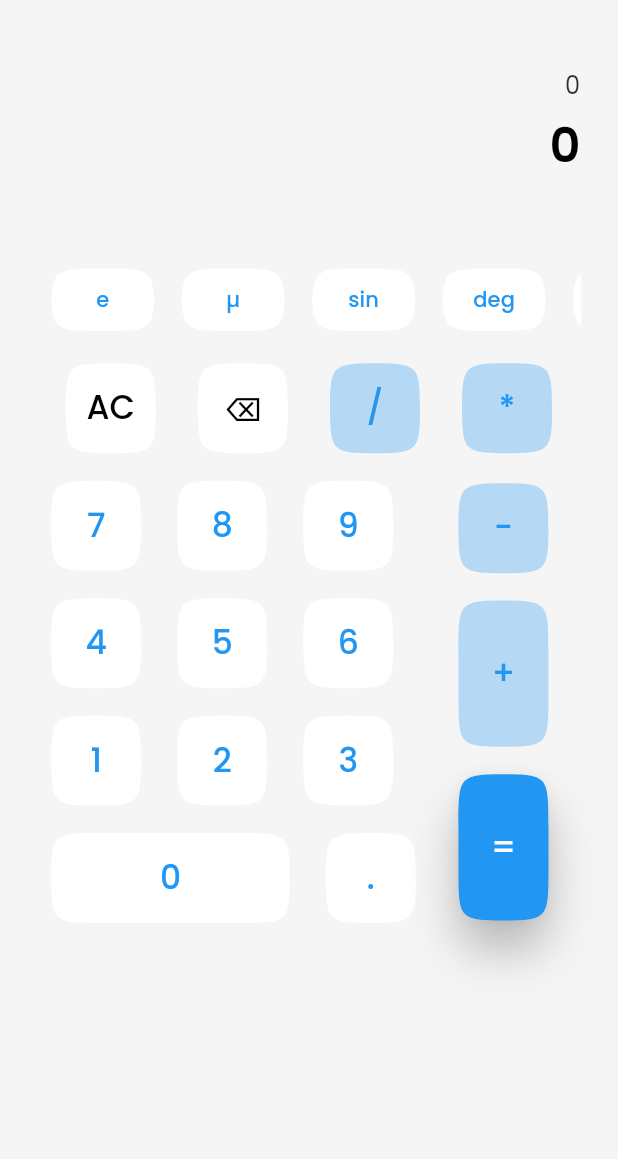
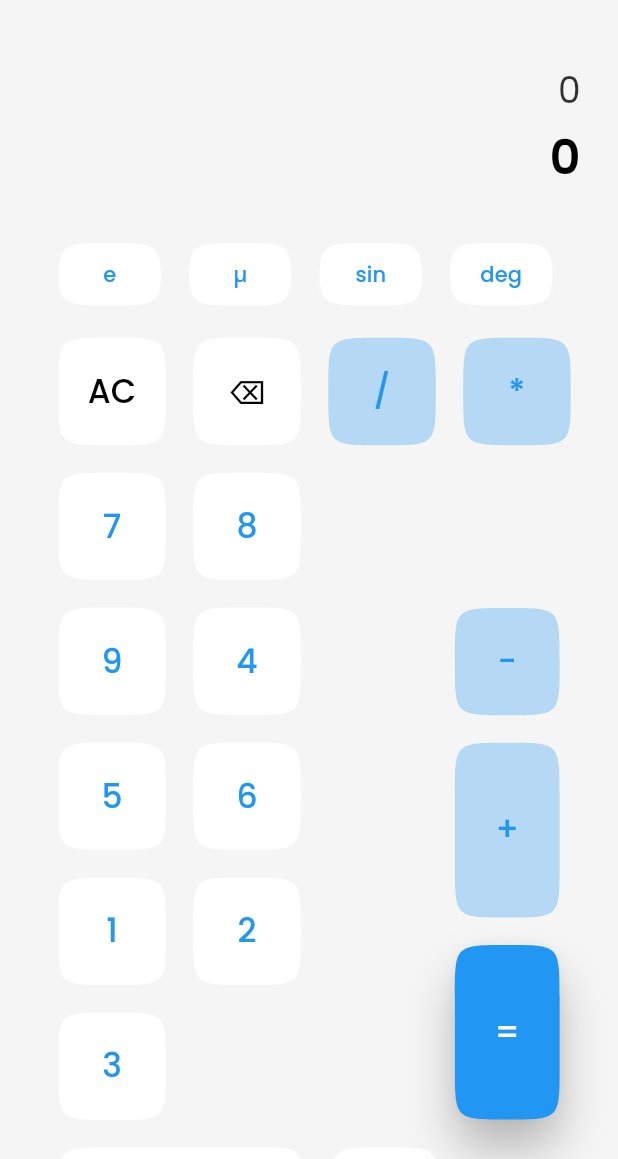
Before and after one commit to Starland9/Full-Flutter-2024-Challenge, a Flutter app: the screen it shows after launch, on a phone screen of 412 x 824 dp, the part 77-1236 px from its top. Run offline on Flutter 3.47's test engine with Material 3 defaults, Android fonts, the phone set to English and light mode, and no system bars; our stand-ins replace adaptive_theme, flutter_screenutil, google_fonts, math_expressions.

Commit message:
- Refactored layout design - Added Center widget with specified padding and alignment properties - Removed unnecessary Spacer and Padding widgets - Adjusted styles for improved visual appearance - Updated fixedSize property in Dart code to use responsive size based on device's height

```diff
--- a/calculatrice/lib/src/screens/calc/calc_screen.dart
+++ b/calculatrice/lib/src/screens/calc/calc_screen.dart
@@ -37,7 +37,6 @@ class _CalcScreenState extends State<CalcScreen> {
               child: Row(
                 children: [
                   _buildThemeSwither(isDark, context),
-                  _bigSpacer(),
                   const Spacer(),
                   Text(
                     "Landry Calc",
@@ -50,13 +49,17 @@ class _CalcScreenState extends State<CalcScreen> {
               ),
             ),
             _buildExps(theme),
-            Padding(
-              padding: const EdgeInsets.all(25.0),
-              child: Column(
-                children: [
-                  _buildRowScrollButtons(),
-                  _buildCalcButtons(),
-                ],
+            Center(
+              child: Padding(
+                padding: EdgeInsets.symmetric(horizontal: 26.w),
+                child: Column(
+                  crossAxisAlignment: CrossAxisAlignment.center,
+                  mainAxisAlignment: MainAxisAlignment.center,
+                  children: [
+                    _buildRowScrollButtons(),
+                    _buildCalcButtons(),
+                  ],
+                ),
               ),
             )
           ],
@@ -72,13 +75,12 @@ class _CalcScreenState extends State<CalcScreen> {
         mainAxisAlignment: MainAxisAlignment.end,
         crossAxisAlignment: CrossAxisAlignment.end,
         children: [
-          const Spacer(),
           Column(
             crossAxisAlignment: CrossAxisAlignment.end,
             children: [
               Text(
                 _currentExpression,
-                style: theme.textTheme.bodyLarge?.copyWith(
+                style: theme.textTheme.headlineSmall?.copyWith(
                   color: theme.colorScheme.onBackground.withOpacity(0.8),
                 ),
                 textAlign: TextAlign.end,
@@ -145,7 +147,6 @@ class _CalcScreenState extends State<CalcScreen> {
       crossAxisAlignment: CrossAxisAlignment.start,
       children: [
         Row(
-          mainAxisAlignment: MainAxisAlignment.spaceEvenly,
           children: [
             ...listFirstSigns.map(
               (e) => CalcButton(
@@ -162,6 +163,7 @@ class _CalcScreenState extends State<CalcScreen> {
           ],
         ),
         Row(
+          mainAxisAlignment: MainAxisAlignment.start,
           children: [
             Expanded(
               flex: 3,
@@ -171,20 +173,21 @@ class _CalcScreenState extends State<CalcScreen> {
                   Wrap(
                     alignment: WrapAlignment.start,
                     runAlignment: WrapAlignment.start,
-                    spacing: 5.w,
+                    spacing: 0,
+                    runSpacing: 0,
                     children: [
                       ...listNums,
                     ],
                   ),
                   Row(
                     crossAxisAlignment: CrossAxisAlignment.start,
+                    mainAxisSize: MainAxisSize.min,
                     children: [
                       CalcButton(
                         text: "0",
-                        size: Size(139.w, 60),
+                        size: Size(137.h, 60.h),
                         onTap: _manageExps,
                       ),
-                      SizedBox(width: 5.w),
                       CalcButton(
                         text: ".",
                         onTap: _manageExps,
@@ -195,9 +198,9 @@ class _CalcScreenState extends State<CalcScreen> {
               ),
             ),
             Expanded(
+              flex: 1,
               child: Column(
                 crossAxisAlignment: CrossAxisAlignment.start,
-                mainAxisAlignment: MainAxisAlignment.start,
                 children: [
                   CalcButton(
                     text: "-",
@@ -206,13 +209,13 @@ class _CalcScreenState extends State<CalcScreen> {
                   ),
                   CalcButton(
                     text: "+",
-                    size: const Size(60, 97.5),
+                    size: Size(60.h, 97.5.h),
                     backgroundColor: theme.colorScheme.primary.withOpacity(0.3),
                     onTap: _manageExps,
                   ),
                   CalcButton(
                     text: "=",
-                    size: const Size(60, 97.5),
+                    size: Size(60.h, 97.5.h),
                     backgroundColor: theme.colorScheme.primary,
                     foregroundColor: theme.colorScheme.onPrimary,
                     elevation: 10,
--- a/calculatrice/lib/src/screens/calc/components/calc_button.dart
+++ b/calculatrice/lib/src/screens/calc/components/calc_button.dart
@@ -39,7 +39,7 @@ class CalcButton extends StatelessWidget {
               : null,
           padding: EdgeInsets.zero,
           minimumSize: size ?? const Size(0, 0),
-          fixedSize: size ?? const Size(60, 60),
+          fixedSize: size ?? Size(60.h, 60.h),
           shape: ContinuousRectangleBorder(
             borderRadius: BorderRadius.circular(radius ?? 35),
           ),
```
